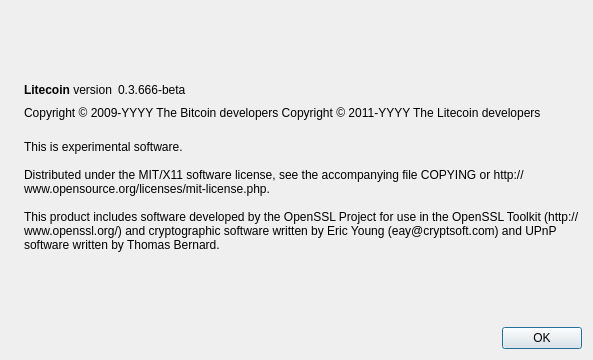
First picture: the form in src/qt/forms/aboutdialog.ui, repository zvcoin/zcoin-project, before the edit.
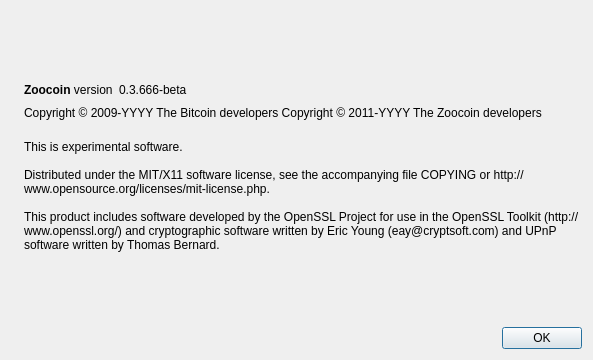
Second picture: the form after the edit. Icons and pictures are not drawn.

Diff of the .ui file:
```diff
--- a/src/qt/forms/aboutdialog.ui
+++ b/src/qt/forms/aboutdialog.ui
@@ -50,7 +50,7 @@
           <cursorShape>IBeamCursor</cursorShape>
          </property>
          <property name="text">
-          <string>&lt;b&gt;Litecoin&lt;/b&gt; version</string>
+          <string>&lt;b&gt;Zoocoin&lt;/b&gt; version</string>
          </property>
          <property name="textInteractionFlags">
           <set>Qt::LinksAccessibleByMouse|Qt::TextSelectableByKeyboard|Qt::TextSelectableByMouse</set>
@@ -92,7 +92,7 @@
        </property>
        <property name="text">
         <string notr="true">Copyright &amp;copy; 2009-YYYY The Bitcoin developers
-Copyright &amp;copy; 2011-YYYY The Litecoin developers</string>
+Copyright &amp;copy; 2011-YYYY The Zoocoin developers</string>
        </property>
        <property name="textFormat">
         <enum>Qt::RichText</enum>
```
Left out of the diff: 2 changed lines with no effect on the pictures.
